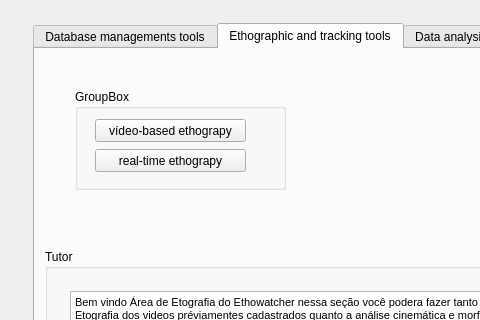
This is ethowatcher.ui in EthoWatcher/ethowatcher as Qt 5 draws it before an edit; both pictures show x 0 to 480 and y 153 to 473 of the 989 by 709 pixel window. The edited form follows.
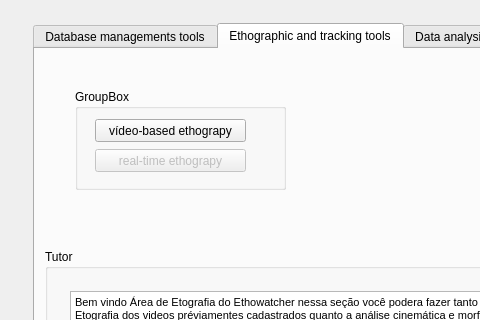
This is the edited form. The open tabs and pages were chosen to show the change. Icons and pictures are not drawn.

Commit message:
Arrumado procesamento de imagem para processar varias areas de interese. Ele processa uma area por vez;
Arrumado para o botão de etografia e traking tbm funcionar com esse novo processamentoDeVideo

Foi retirado da itnerface do ethowatcher.ui a opção de processamento real time

Diff of the .ui file:
```diff
--- a/ethowatcher.ui
+++ b/ethowatcher.ui
@@ -652,6 +652,9 @@
                 </property>
                </widget>
                <widget class="QPushButton" name="pbRealTime">
+                <property name="enabled">
+                 <bool>false</bool>
+                </property>
                 <property name="geometry">
                  <rect>
                   <x>20</x>
```
Left out of the diff: 2 changed lines with no effect on the pictures. The commit also changes 2 other files.
